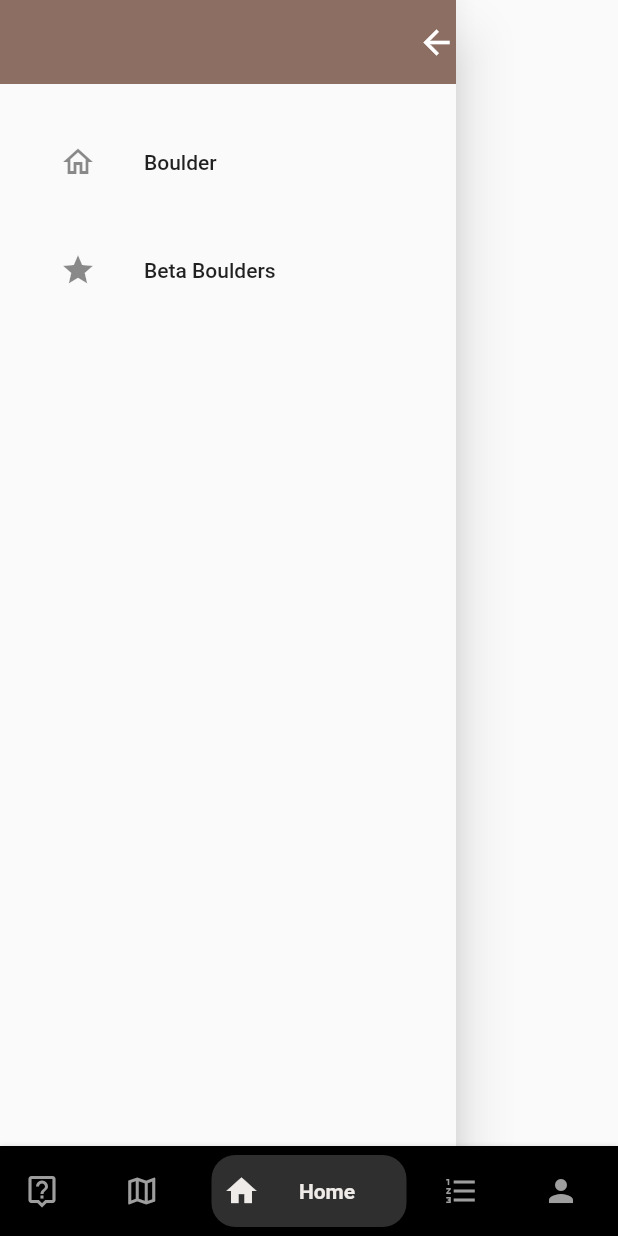
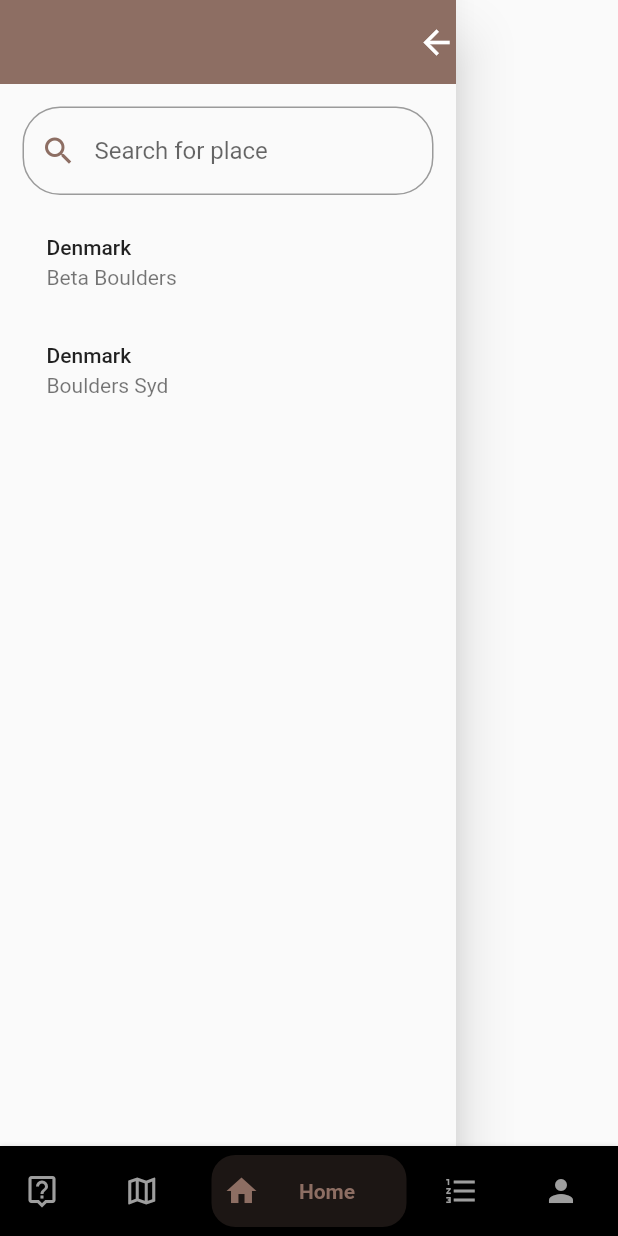
Before and after one commit to Eraaks/H6-Svendeproeve, a Flutter app: the screen it shows once a user with an empty profile is signed in, with the side drawer open, on a phone screen of 412 x 824 dp. Run offline on Flutter 3.47's test engine with Material 2 defaults, Android fonts, the phone set to English and light mode, and no system bars; drawn by our look-alikes of bottom_navy_bar; our stand-ins replace cloud_firestore, firebase_auth, firebase_core; accounts and stored records are empty.

Commit message:
Added search fields

```diff
--- a/App/svendeproeve_klatreapp/lib/flows/app_nav_bar/widgets/nav_bar_widget.dart
+++ b/App/svendeproeve_klatreapp/lib/flows/app_nav_bar/widgets/nav_bar_widget.dart
@@ -63,7 +63,7 @@ class _NavBarWidgetsState extends State<NavBarWidgets> {
           BottomNavyBarItem(
               icon: const Icon(Icons.home),
               title: const Text('Home'),
-              activeColor: mainBackgroundColor,
+              activeColor: topBackgroundColor,
               inactiveColor: inactiveColor,
               textAlign: TextAlign.center),
           BottomNavyBarItem(
--- a/App/svendeproeve_klatreapp/lib/flows/app_side_bar/widgets/side_bar_widget.dart
+++ b/App/svendeproeve_klatreapp/lib/flows/app_side_bar/widgets/side_bar_widget.dart
@@ -1,5 +1,7 @@
 import 'package:flutter/material.dart';
+import 'package:svendeproeve_klatreapp/flows/user/overview/user_overview_page.dart';
 import 'package:svendeproeve_klatreapp/global/constants.dart';
+import 'package:svendeproeve_klatreapp/models/climbing_center.dart';
 
 class SidebarWidgets extends StatefulWidget {
   const SidebarWidgets({Key? key}) : super(key: key);
@@ -9,6 +11,10 @@ class SidebarWidgets extends StatefulWidget {
 }
 
 class _SidebarWidgetsState extends State<SidebarWidgets> {
+  final controller = TextEditingController();
+  final clearController = TextEditingController();
+  List<ClimbingCenter> centers = _getAllClimbingCenters();
+
   @override
   Widget build(BuildContext context) => Drawer(
         child: SingleChildScrollView(
@@ -23,7 +29,7 @@ class _SidebarWidgetsState extends State<SidebarWidgets> {
       );
 
   Widget buildHeader(BuildContext context) => Container(
-      color: Colors.brown[400],
+      color: topBackgroundColor,
       padding: EdgeInsets.only(
         top: 15 + MediaQuery.of(context).padding.top,
         bottom: 15,
@@ -31,27 +37,78 @@ class _SidebarWidgetsState extends State<SidebarWidgets> {
       alignment: Alignment.centerRight,
       child: GestureDetector(
         onTap: () => Navigator.pop(context),
-        child: Icon(
+        child: const Icon(
           Icons.arrow_back,
           size: 26,
           color: Colors.white,
         ),
       ));
   Widget buildMenuItems(BuildContext context) => Container(
-        padding: const EdgeInsets.all(24),
+        padding: const EdgeInsets.all(15),
         child: Wrap(
-          runSpacing: 16,
+          runSpacing: 8,
           children: [
-            ListTile(
-              leading: const Icon(Icons.home_outlined),
-              title: const Text('Boulder'),
-              onTap: () {},
+            TextField(
+              controller: controller,
+              decoration: InputDecoration(
+                prefixIcon: const Icon(
+                  Icons.search,
+                  color: topBackgroundColor,
+                ),
+                // suffixIcon: IconButton(
+                //   onPressed: () {
+                //     controller.clear();
+                //     _getAllClimbingCenters();
+                //   },
+                //   icon: Icon(Icons.clear),
+                //   color: topBackgroundColor,
+                // ),
+                hintText: 'Search for place',
+                border: OutlineInputBorder(
+                  borderRadius: BorderRadius.circular(25),
+                  borderSide: const BorderSide(color: topBackgroundColor),
+                ),
+                focusedBorder: OutlineInputBorder(
+                  borderRadius: BorderRadius.circular(25),
+                  borderSide: const BorderSide(color: topBackgroundColor),
+                ),
+              ),
+              onChanged: searchCenter,
             ),
-            ListTile(
-                leading: const Icon(Icons.star),
-                title: const Text('Beta Boulders'),
-                onTap: () {}),
+            ListView.builder(
+              scrollDirection: Axis.vertical,
+              shrinkWrap: true,
+              itemCount: centers.length,
+              itemBuilder: (context, index) {
+                final center = centers[index];
+                return ListTile(
+                    title: Text(center.country),
+                    subtitle: Text(center.place),
+                    onTap: () {
+                      Navigator.of(context).pop(center.place);
+                    });
+              },
+            ),
           ],
         ),
       );
+
+  void searchCenter(String query) {
+    final suggestions = _getAllClimbingCenters().where((center) {
+      final centerPlace = center.place.toLowerCase();
+      final input = query.toLowerCase();
+
+      return centerPlace.contains(input);
+    }).toList();
+
+    setState(() => centers = suggestions);
+  }
 }
+
+List<ClimbingCenter> _getAllClimbingCenters() {
+  final allClimbingCenters = [
+    const ClimbingCenter(country: 'Denmark', place: 'Beta Boulders'),
+    const ClimbingCenter(country: 'Denmark', place: 'Boulders Syd')
+  ];
+  return allClimbingCenters;
+}
--- a/App/svendeproeve_klatreapp/lib/flows/app_top_bar/app_top_bar.dart
+++ b/App/svendeproeve_klatreapp/lib/flows/app_top_bar/app_top_bar.dart
@@ -16,7 +16,7 @@ PreferredSize reusableAppBar() {
       elevation: 0.0,
       actions: <Widget>[
         TextButton.icon(
-          icon: Icon(
+          icon: const Icon(
             Icons.settings,
             color: mainBackgroundColor,
           ),
--- a/App/svendeproeve_klatreapp/lib/flows/home/widgets/home_widget.dart
+++ b/App/svendeproeve_klatreapp/lib/flows/home/widgets/home_widget.dart
@@ -4,9 +4,6 @@ import 'package:svendeproeve_klatreapp/flows/app_side_bar/widgets/side_bar_widge
 import 'package:svendeproeve_klatreapp/flows/app_top_bar/app_top_bar.dart';
 import 'package:svendeproeve_klatreapp/global/constants.dart';
 import 'package:svendeproeve_klatreapp/services/auth.dart';
-
-final AuthService _auth = AuthService();
-final Sidebar _Sidebar = Sidebar();
 
 class HomeWidgets extends StatefulWidget {
   const HomeWidgets({Key? key}) : super(key: key);
@@ -36,24 +33,8 @@ class _HomeWidgetsState extends State<HomeWidgets> {
           children: <Widget>[
             Text(
               selectedClimbingPlace,
-              style: TextStyle(fontSize: 20),
+              style: const TextStyle(fontSize: 20),
               textAlign: TextAlign.center,
-            ),
-            ElevatedButton(
-              child: const Text(
-                'Select',
-                style: TextStyle(color: Colors.white),
-              ),
-              onPressed: () async {
-                showDialog(
-                    context: context,
-                    builder: (BuildContext context) {
-                      return AlertDialog(
-                        title: Text('Denmark'),
-                        content: setupAlertDialoadContainer(),
-                      );
-                    });
-              },
             ),
           ],
         ),
@@ -61,21 +42,3 @@ class _HomeWidgetsState extends State<HomeWidgets> {
     );
   }
 }
-
-Widget setupAlertDialoadContainer() {
-  return SizedBox(
-      height: 400.0,
-      width: 400.0,
-      child: SingleChildScrollView(
-        child: ListView.builder(
-          shrinkWrap: true,
-          itemCount: 2,
-          itemBuilder: (BuildContext context, int index) {
-            return ListTile(
-              title: Text('Boulders'),
-              onTap: () {},
-            );
-          },
-        ),
-      ));
-}
--- /dev/null
+++ b/App/svendeproeve_klatreapp/lib/models/climbing_center.dart
@@ -0,0 +1,11 @@
+class ClimbingCenter {
+  //final int id;
+  final String country;
+  final String place;
+
+  const ClimbingCenter(
+      {
+      //  required this.id,
+      required this.country,
+      required this.place});
+}
```
Also changed, not shown: 1 other file.
